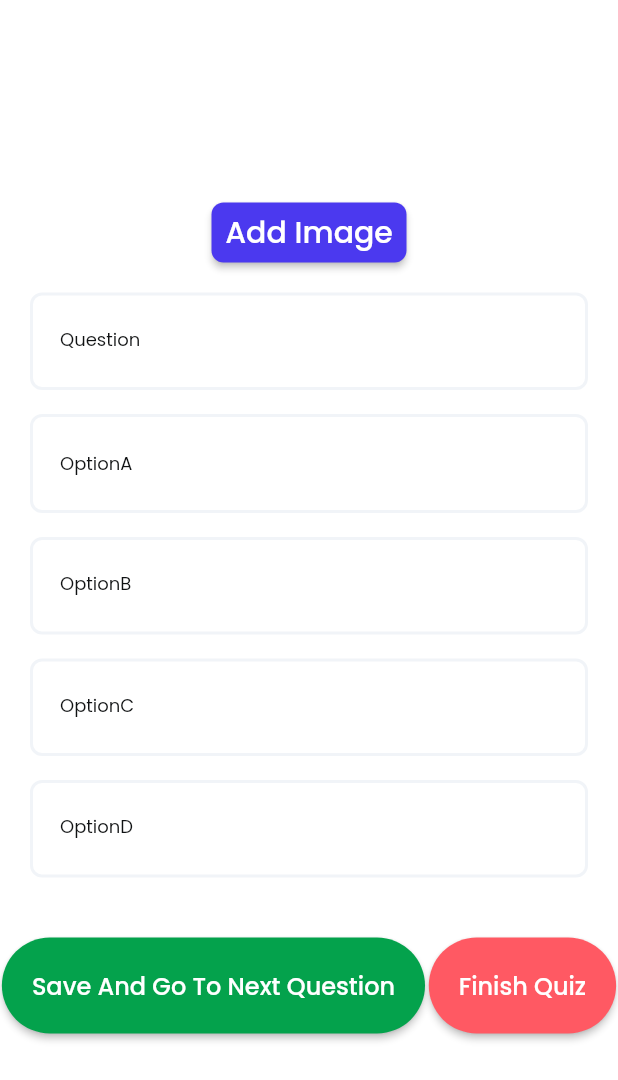
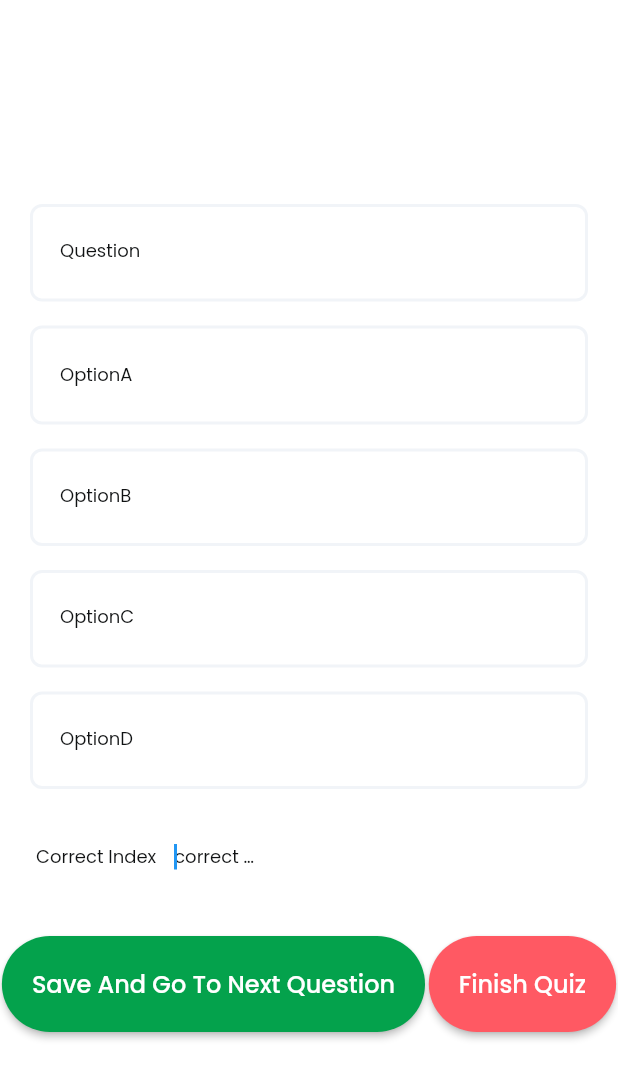
Before and after one commit to pooja-ff/kahoot-host, a Flutter app: the screen it shows once a user with an empty profile is signed in, on a phone screen of 412 x 824 dp. Shown: the top 1080 px of the screen. Run offline on Flutter 3.47's test engine with Material 2 defaults, Android fonts, the phone set to English and light mode, and no system bars; drawn by our look-alikes of auto_size_text; our stand-ins replace built_collection, built_value, cloud_firestore, firebase_auth, firebase_core, font_awesome_flutter and 11 more; missing offline and left inert: json_path; accounts and stored records are empty.

Commit message:
Updating to latest FlutterFlow output.

```diff
--- a/lib/quiz_creator_page/quiz_creator_page_model.dart
+++ b/lib/quiz_creator_page/quiz_creator_page_model.dart
@@ -1,10 +1,8 @@
 import '/auth/firebase_auth/auth_util.dart';
 import '/backend/backend.dart';
-import '/backend/firebase_storage/storage.dart';
 import '/flutter_flow/flutter_flow_theme.dart';
 import '/flutter_flow/flutter_flow_util.dart';
 import '/flutter_flow/flutter_flow_widgets.dart';
-import '/flutter_flow/upload_data.dart';
 import '/flutter_flow/custom_functions.dart' as functions;
 import 'package:cloud_firestore/cloud_firestore.dart';
 import 'package:flutter/material.dart';
@@ -12,16 +10,7 @@ import 'package:google_fonts/google_fonts.dart';
 import 'package:provider/provider.dart';
 
 class QuizCreatorPageModel extends FlutterFlowModel {
-  ///  Local state fields for this page.
-
-  String? imagePath;
-
   ///  State fields for stateful widgets in this page.
-
-  bool isDataUploading = false;
-  FFUploadedFile uploadedLocalFile =
-      FFUploadedFile(bytes: Uint8List.fromList([]));
-  String uploadedFileUrl = '';
 
   // State field(s) for question widget.
   TextEditingController? questionController;
@@ -38,6 +27,9 @@ class QuizCreatorPageModel extends FlutterFlowModel {
   // State field(s) for optionD widget.
   TextEditingController? optionDController;
   String? Function(BuildContext, String?)? optionDControllerValidator;
+  // State field(s) for TextField widget.
+  TextEditingController? textController6;
+  String? Function(BuildContext, String?)? textController6Validator;
 
   /// Initialization and disposal methods.
 
@@ -49,6 +41,7 @@ class QuizCreatorPageModel extends FlutterFlowModel {
     optionBController?.dispose();
     optionCController?.dispose();
     optionDController?.dispose();
+    textController6?.dispose();
   }
 
   /// Additional helper methods are added here.
--- a/lib/quiz_creator_page/quiz_creator_page_widget.dart
+++ b/lib/quiz_creator_page/quiz_creator_page_widget.dart
@@ -1,10 +1,8 @@
 import '/auth/firebase_auth/auth_util.dart';
 import '/backend/backend.dart';
-import '/backend/firebase_storage/storage.dart';
 import '/flutter_flow/flutter_flow_theme.dart';
 import '/flutter_flow/flutter_flow_util.dart';
 import '/flutter_flow/flutter_flow_widgets.dart';
-import '/flutter_flow/upload_data.dart';
 import '/flutter_flow/custom_functions.dart' as functions;
 import 'package:cloud_firestore/cloud_firestore.dart';
 import 'package:flutter/material.dart';
@@ -35,6 +33,7 @@ class _QuizCreatorPageWidgetState extends State<QuizCreatorPageWidget> {
     _model.optionBController ??= TextEditingController();
     _model.optionCController ??= TextEditingController();
     _model.optionDController ??= TextEditingController();
+    _model.textController6 ??= TextEditingController();
     WidgetsBinding.instance.addPostFrameCallback((_) => setState(() {}));
   }
 
@@ -60,85 +59,6 @@ class _QuizCreatorPageWidgetState extends State<QuizCreatorPageWidget> {
               mainAxisSize: MainAxisSize.max,
               mainAxisAlignment: MainAxisAlignment.center,
               children: [
-                Padding(
-                  padding: EdgeInsetsDirectional.fromSTEB(0.0, 0.0, 0.0, 20.0),
-                  child: FFButtonWidget(
-                    onPressed: () async {
-                      final selectedMedia = await selectMedia(
-                        imageQuality: 73,
-                        mediaSource: MediaSource.photoGallery,
-                        multiImage: false,
-                      );
-                      if (selectedMedia != null &&
-                          selectedMedia.every((m) =>
-                              validateFileFormat(m.storagePath, context))) {
-                        setState(() => _model.isDataUploading = true);
-                        var selectedUploadedFiles = <FFUploadedFile>[];
-                        var downloadUrls = <String>[];
-                        try {
-                          selectedUploadedFiles = selectedMedia
-                              .map((m) => FFUploadedFile(
-                                    name: m.storagePath.split('/').last,
-                                    bytes: m.bytes,
-                                    height: m.dimensions?.height,
-                                    width: m.dimensions?.width,
-                                    blurHash: m.blurHash,
-                                  ))
-                              .toList();
-
-                          downloadUrls = (await Future.wait(
-                            selectedMedia.map(
-                              (m) async =>
-                                  await uploadData(m.storagePath, m.bytes),
-                            ),
-                          ))
-                              .where((u) => u != null)
-                              .map((u) => u!)
-                              .toList();
-                        } finally {
-                          _model.isDataUploading = false;
-                        }
-                        if (selectedUploadedFiles.length ==
-                                selectedMedia.length &&
-                            downloadUrls.length == selectedMedia.length) {
-                          setState(() {
-                            _model.uploadedLocalFile =
-                                selectedUploadedFiles.first;
-                            _model.uploadedFileUrl = downloadUrls.first;
-                          });
-                        } else {
-                          setState(() {});
-                          return;
-                        }
-                      }
-
-                      setState(() {
-                        _model.imagePath = _model.uploadedFileUrl;
-                      });
-                    },
-                    text: 'Add Image',
-                    options: FFButtonOptions(
-                      width: 130.0,
-                      height: 40.0,
-                      padding:
-                          EdgeInsetsDirectional.fromSTEB(0.0, 0.0, 0.0, 0.0),
-                      iconPadding:
-                          EdgeInsetsDirectional.fromSTEB(0.0, 0.0, 0.0, 0.0),
-                      color: FlutterFlowTheme.of(context).primary,
-                      textStyle:
-                          FlutterFlowTheme.of(context).titleSmall.override(
-                                fontFamily: 'Poppins',
-                                color: Colors.white,
-                                fontSize: 20.0,
-                              ),
-                      borderSide: BorderSide(
-                        color: Colors.transparent,
-                        width: 1.0,
-                      ),
-                      borderRadius: BorderRadius.circular(8.0),
-                    ),
-                  ),
-                ),
                 Padding(
                   padding:
                       EdgeInsetsDirectional.fromSTEB(20.0, 0.0, 20.0, 16.0),
@@ -389,6 +309,74 @@ class _QuizCreatorPageWidgetState extends State<QuizCreatorPageWidget> {
                         _model.optionDControllerValidator.asValidator(context),
                   ),
                 ),
+                Padding(
+                  padding: EdgeInsetsDirectional.fromSTEB(24.0, 0.0, 0.0, 0.0),
+                  child: Row(
+                    mainAxisSize: MainAxisSize.max,
+                    children: [
+                      Text(
+                        'Correct Index',
+                        style: FlutterFlowTheme.of(context).bodyMedium,
+                      ),
+                      Container(
+                        width: 80.0,
+                        child: TextFormField(
+                          controller: _model.textController6,
+                          autofocus: true,
+                          obscureText: false,
+                          decoration: InputDecoration(
+                            hintText: 'correct index',
+                            hintStyle: FlutterFlowTheme.of(context).bodySmall,
+                            enabledBorder: OutlineInputBorder(
+                              borderSide: BorderSide(
+                                color: FlutterFlowTheme.of(context).primary,
+                                width: 1.0,
+                              ),
+                              borderRadius: const BorderRadius.only(
+                                topLeft: Radius.circular(4.0),
+                                topRight: Radius.circular(4.0),
+                              ),
+                            ),
+                            focusedBorder: OutlineInputBorder(
+                              borderSide: BorderSide(
+                                color: Color(0x00000000),
+                                width: 1.0,
+                              ),
+                              borderRadius: const BorderRadius.only(
+                                topLeft: Radius.circular(4.0),
+                                topRight: Radius.circular(4.0),
+                              ),
+                            ),
+                            errorBorder: OutlineInputBorder(
+                              borderSide: BorderSide(
+                                color: Color(0x00000000),
+                                width: 1.0,
+                              ),
+                              borderRadius: const BorderRadius.only(
+                                topLeft: Radius.circular(4.0),
+                                topRight: Radius.circular(4.0),
+                              ),
+                            ),
+                            focusedErrorBorder: OutlineInputBorder(
+                              borderSide: BorderSide(
+                                color: Color(0x00000000),
+                                width: 1.0,
+                              ),
+                              borderRadius: const BorderRadius.only(
+                                topLeft: Radius.circular(4.0),
+                                topRight: Radius.circular(4.0),
+                              ),
+                            ),
+                          ),
+                          style: FlutterFlowTheme.of(context).bodyMedium,
+                          keyboardType: TextInputType.number,
+                          validator: _model.textController6Validator
+                              .asValidator(context),
+                        ),
+                      ),
+                    ],
+                  ),
+                ),
                 Row(
                   mainAxisSize: MainAxisSize.max,
                   mainAxisAlignment: MainAxisAlignment.spaceAround,
@@ -406,8 +394,8 @@ class _QuizCreatorPageWidgetState extends State<QuizCreatorPageWidget> {
                                   createQuestionStruct(
                                     questionDesc:
                                         _model.questionController.text,
-                                    correctIndex: 1,
-                                    image: _model.uploadedFileUrl,
+                                    correctIndex: int.tryParse(
+                                        _model.textController6.text),
                                     fieldValues: {
                                       'options': functions.createIntoList(
                                           _model.optionAController.text,
@@ -433,9 +421,7 @@ class _QuizCreatorPageWidgetState extends State<QuizCreatorPageWidget> {
                               _model.optionBController?.clear();
                               _model.optionCController?.clear();
                               _model.optionDController?.clear();
-                            });
-                            setState(() {
-                              _model.imagePath = null;
+                              _model.textController6?.clear();
                             });
                           },
                           text: 'Save And Go To Next Question',
@@ -541,14 +527,6 @@ class _QuizCreatorPageWidgetState extends State<QuizCreatorPageWidget> {
                     ),
                   ],
                 ),
-                if (_model.uploadedFileUrl != null &&
-                    _model.uploadedFileUrl != '')
-                  Image.network(
-                    _model.imagePath!,
-                    width: 100.0,
-                    height: 100.0,
-                    fit: BoxFit.cover,
-                  ),
               ],
             ),
           ),
```
Also changed, not shown: lib/backend/firebase_storage/storage.dart (deleted, +0 -11 lines), lib/flutter_flow/upload_data.dart (deleted, +0 -327 lines), pubspec.yaml (+0 -15 lines), 2 other files.
